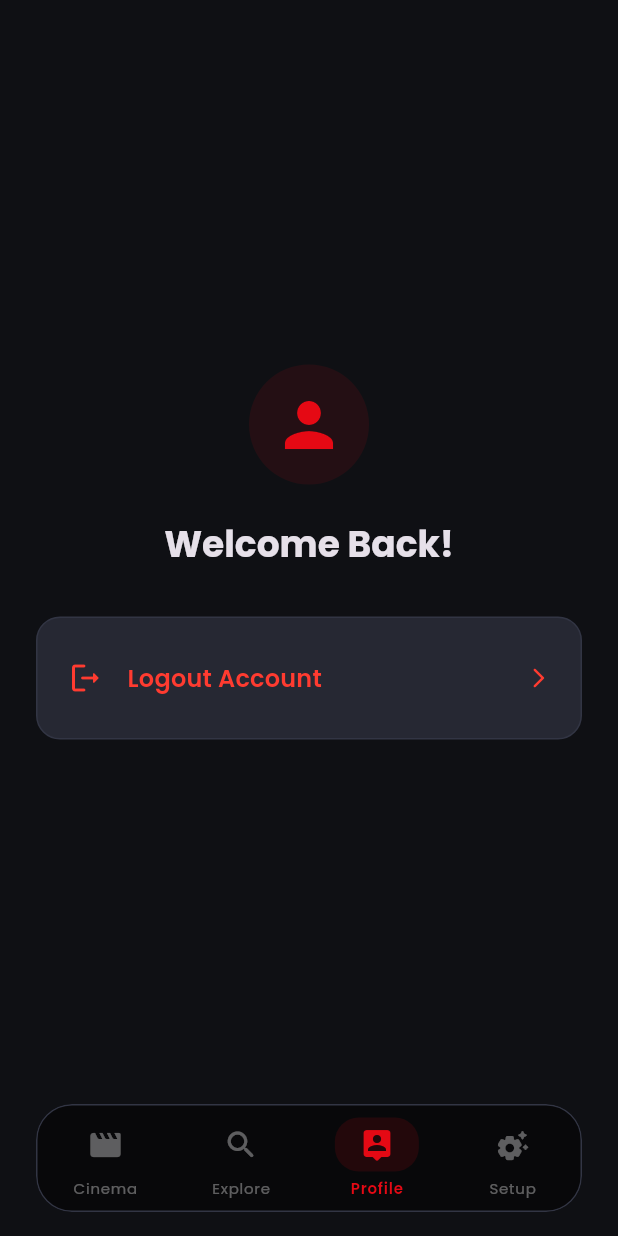
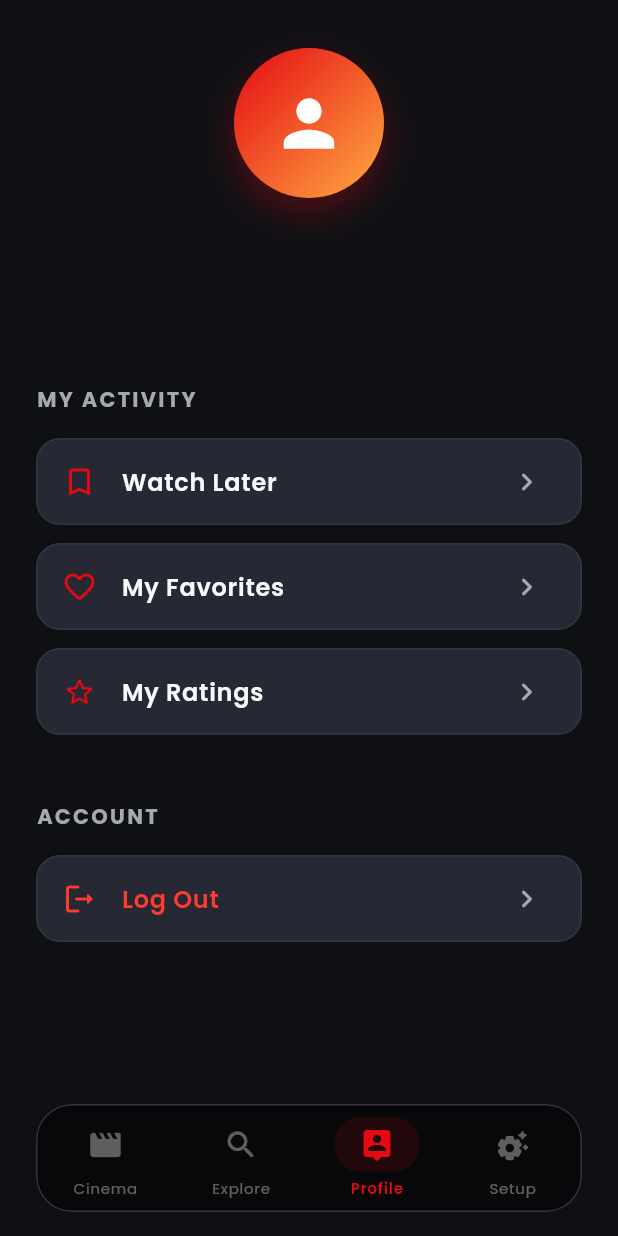
Before and after one commit to apollocked/My-Movie-App, a Flutter app: the ProfilePage screen opened by its route, on a phone screen of 412 x 824 dp. Run offline on Flutter 3.47's test engine with Material 3 defaults, Android fonts, the phone set to English and light mode, and no system bars; our stand-ins replace cloud_firestore, dio, firebase_auth, firebase_core, flutter_bloc, flutter_dotenv and 6 more; accounts and stored records are empty; generated files the repository leaves out were written again; network calls fail.

Commit message:
Fix : route errors

```diff
--- a/lib/core/routing/app_router.dart
+++ b/lib/core/routing/app_router.dart
@@ -11,6 +11,7 @@ import '../../features/auth/presentation/pages/sigin_up_page.dart';
 import '../../features/auth/presentation/pages/onboarding/onboarding_page.dart';
 import '../../features/movies/presentation/pages/settings_page.dart';
 import '../../features/movies/presentation/pages/movie_detail_page.dart';
+import '../../features/movies/presentation/pages/collection_page.dart';
 import '../../features/auth/presentation/blocs/auth_bloc.dart';
 import '../../features/auth/presentation/blocs/auth_state.dart';
 import 'not_found_page.dart';
@@ -32,18 +33,18 @@ class AppRouter {
           state.uri.path == '/login' ||
           state.uri.path == '/signup';
 
-      // If initial state, redirect to onboarding
-      if (authState is AuthInitial && !isOnAuthRoute) {
+      // If initial state or unauthenticated, redirect to onboarding if not already there
+      if ((authState is AuthInitial || authState is Unauthenticated) && !isOnAuthRoute) {
         return '/onboarding';
       }
 
       // If on auth routes and authenticated, go to home
-      if ((authState is Authenticated || authState is AuthGuest) &&
-          isOnAuthRoute) {
+      // (We allow AuthGuest to stay on auth routes so they can login/signup if they want)
+      if (authState is Authenticated && isOnAuthRoute) {
         return '/';
       }
 
-      // Guest attempting to access profile should go to onboarding
+      // Guest attempting to access profile should go to onboarding (Auth Page)
       if (state.uri.path == '/profile' && authState is AuthGuest) {
         return '/onboarding';
       }
@@ -128,6 +129,19 @@ class AppRouter {
           return MovieDetailPage(movie: movie);
         },
       ),
+      GoRoute(
+        path: '/collection/:type',
+        name: 'collection',
+        parentNavigatorKey: _rootNavigatorKey,
+        builder: (context, state) {
+          final type = state.pathParameters['type']!;
+          String title = 'Collection';
+          if (type == 'watch_later') title = 'Watch Later';
+          if (type == 'favorites') title = 'My Favorites';
+          if (type == 'ratings') title = 'My Ratings';
+          return CollectionPage(title: title, collectionPath: type);
+        },
+      ),
     ],
   );
 }
--- a/lib/features/auth/presentation/pages/profile_page.dart
+++ b/lib/features/auth/presentation/pages/profile_page.dart
@@ -22,128 +22,166 @@ class ProfilePage extends StatelessWidget {
             }
 
             if (state is AuthGuest) {
+              return _buildGuestView(context, theme);
+            }
+
+            if (state is Authenticated) {
+              final user = state.user;
+              return ListView(
+                padding: const EdgeInsets.symmetric(horizontal: 24, vertical: 32),
+                children: [
+                  // User Header
+                  Center(
+                    child: Column(
+                      children: [
+                        Container(
+                          width: 100,
+                          height: 100,
+                          decoration: BoxDecoration(
+                            shape: BoxShape.circle,
+                            gradient: LinearGradient(
+                              colors: [theme.primaryColor, Colors.orangeAccent],
+                              begin: Alignment.topLeft,
+                              end: Alignment.bottomRight,
+                            ),
+                            boxShadow: [
+                              BoxShadow(
+                                color: theme.primaryColor.withValues(alpha: 0.3),
+                                blurRadius: 20,
+                                offset: const Offset(0, 10),
+                              )
+                            ],
+                          ),
+                          child: const Icon(Icons.person, size: 50, color: Colors.white),
+                        ),
+                        const SizedBox(height: 20),
+                        Text(
+                          user.displayName ?? 'CineVault Moviegoer',
+                          style: theme.textTheme.headlineSmall?.copyWith(fontWeight: FontWeight.bold),
+                        ),
+                        const SizedBox(height: 4),
+                        Text(
+                          user.email,
+                          style: theme.textTheme.bodyMedium?.copyWith(color: theme.hintColor),
+                        ),
+                      ],
+                    ),
+                  ),
+                  const SizedBox(height: 48),
+
+                  _buildSectionHeader(theme, 'My Activity'),
+                  const SizedBox(height: 16),
+
+                  _buildProfileTile(
+                    theme: theme,
+                    icon: Icons.bookmark_outline_rounded,
+                    title: 'Watch Later',
+                    onTap: () => context.push('/collection/watch_later'),
+                  ),
+                  _buildProfileTile(
+                    theme: theme,
+                    icon: Icons.favorite_outline_rounded,
+                    title: 'My Favorites',
+                    onTap: () => context.push('/collection/favorites'),
+                  ),
+                  _buildProfileTile(
+                    theme: theme,
+                    icon: Icons.star_outline_rounded,
+                    title: 'My Ratings',
+                    onTap: () => context.push('/collection/ratings'),
+                  ),
+
+                  const SizedBox(height: 32),
+                  _buildSectionHeader(theme, 'Account'),
+                  const SizedBox(height: 16),
+
+                  _buildProfileTile(
+                    theme: theme,
+                    icon: Icons.logout_rounded,
+                    title: 'Log Out',
+                    isDestructive: true,
+                    onTap: () {
+                      context.read<AuthBloc>().add(const LogoutRequested());
+                    },
+                  ),
+                ],
+              );
+            }
+
+            return const SizedBox.shrink();
+          },
+        ),
+      ),
+    );
+  }
+
+  Widget _buildSectionHeader(ThemeData theme, String title) {
+    return Text(
+      title.toUpperCase(),
+      style: theme.textTheme.labelLarge?.copyWith(
+        color: theme.hintColor,
+        letterSpacing: 1.5,
+        fontWeight: FontWeight.bold,
+      ),
+    );
+  }
+
+  Widget _buildProfileTile({
+    required ThemeData theme,
+    required IconData icon,
+    required String title,
+    required VoidCallback onTap,
+    bool isDestructive = false,
+  }) {
+    final color = isDestructive ? theme.colorScheme.error : theme.textTheme.bodyLarge?.color;
+
+    return Container(
+      margin: const EdgeInsets.only(bottom: 12),
+      decoration: BoxDecoration(
+        color: theme.cardColor,
+        borderRadius: BorderRadius.circular(16),
+        border: Border.all(color: theme.dividerColor),
+      ),
+      child: ListTile(
+        onTap: onTap,
+        leading: Icon(icon, color: isDestructive ? theme.colorScheme.error : theme.primaryColor),
+        title: Text(
+          title,
+          style: TextStyle(color: color, fontWeight: FontWeight.w600, fontSize: 16),
+        ),
+        trailing: Icon(Icons.chevron_right_rounded, color: theme.hintColor),
+      ),
+    );
+  }
+
+  Widget _buildGuestView(BuildContext context, ThemeData theme) {
     return Center(
       child: Padding(
         padding: const EdgeInsets.all(24.0),
         child: Column(
           mainAxisAlignment: MainAxisAlignment.center,
           children: [
-                      Icon(Icons.account_circle_outlined,
-                          size: 80, color: theme.primaryColor),
+            Icon(Icons.account_circle_outlined, size: 80, color: theme.primaryColor),
             const SizedBox(height: 16),
-                      Text('Browsing as Guest',
-                          style: theme.textTheme.headlineSmall
-                              ?.copyWith(fontWeight: FontWeight.bold)),
+            Text('Browsing as Guest', style: theme.textTheme.headlineSmall?.copyWith(fontWeight: FontWeight.bold)),
             const SizedBox(height: 8),
             Text(
               'Sign up or log in to access personalized features like ratings, watch lists, and saved movies.',
               textAlign: TextAlign.center,
-                        style: theme.textTheme.bodyMedium
-                            ?.copyWith(color: theme.hintColor),
+              style: theme.textTheme.bodyMedium?.copyWith(color: theme.hintColor),
             ),
             const SizedBox(height: 32),
-                      Column(
-                        children: [
             ElevatedButton(
               style: ElevatedButton.styleFrom(
                 minimumSize: const Size.fromHeight(54),
-                              backgroundColor: theme.primaryColor,
-                              foregroundColor: theme.colorScheme.onPrimary,
-                              shape: RoundedRectangleBorder(
-                                  borderRadius: BorderRadius.circular(16)),
+                shape: RoundedRectangleBorder(borderRadius: BorderRadius.circular(16)),
               ),
               onPressed: () => context.go('/login'),
-                            child: Text(
-                              'Log In',
-                              style: theme.textTheme.titleMedium?.copyWith(
-                                    fontWeight: FontWeight.bold,
-                                    color: theme.colorScheme.onPrimary,
-                                  ) ??
-                                  const TextStyle(
-                                    fontSize: 16,
-                                    fontWeight: FontWeight.bold,
-                                  ),
-                            ),
-                          ),
-                          const SizedBox(height: 12),
-                          OutlinedButton(
-                            style: OutlinedButton.styleFrom(
-                              minimumSize: const Size.fromHeight(54),
-                              side: BorderSide(
-                                color: theme.dividerColor,
-                                width: 1.5,
-                              ),
-                              shape: RoundedRectangleBorder(
-                                  borderRadius: BorderRadius.circular(16)),
-                            ),
-                            onPressed: () => context.go('/signup'),
-                            child: Text(
-                              'Create Account',
-                              style: TextStyle(
-                                color: theme.primaryColor,
-                                fontSize: 16,
-                                fontWeight: FontWeight.bold,
-                              ),
-                            ),
-                          ),
-                        ],
+              child: const Text('Log In', style: TextStyle(fontWeight: FontWeight.bold, fontSize: 16)),
             ),
           ],
         ),
       ),
     );
   }
-
-            return Center(
-              child: Padding(
-                padding: const EdgeInsets.all(24.0),
-                child: Column(
-                  mainAxisAlignment: MainAxisAlignment.center,
-                  children: [
-                    Container(
-                      padding: const EdgeInsets.all(16),
-                      decoration: BoxDecoration(
-                        color: theme.primaryColor.withValues(alpha: 0.1),
-                        shape: BoxShape.circle,
-                      ),
-                      child: Icon(Icons.person,
-                          size: 48, color: theme.primaryColor),
-                    ),
-                    const SizedBox(height: 24),
-                    Text('Welcome Back!',
-                        style: theme.textTheme.headlineSmall
-                            ?.copyWith(fontWeight: FontWeight.bold)),
-                    const SizedBox(height: 32),
-                    Container(
-                      decoration: BoxDecoration(
-                        color: theme.cardColor,
-                        borderRadius: BorderRadius.circular(16),
-                        border: Border.all(color: theme.dividerColor),
-                      ),
-                      child: ListTile(
-                        contentPadding: const EdgeInsets.symmetric(
-                            horizontal: 20, vertical: 12),
-                        leading: Icon(Icons.logout_rounded,
-                            color: theme.colorScheme.error),
-                        title: Text('Logout Account',
-                            style: theme.textTheme.titleMedium?.copyWith(
-                              color: theme.colorScheme.error,
-                              fontWeight: FontWeight.w600,
-                            )),
-                        trailing: Icon(Icons.arrow_forward_ios_rounded,
-                            size: 16, color: theme.colorScheme.error),
-                        onTap: () {
-                          context.read<AuthBloc>().add(const LogoutRequested());
-                        },
-                      ),
-                    ),
-                  ],
-                ),
-              ),
-            );
-          },
-        ),
-      ),
-    );
 }
-}
--- a/lib/features/movies/presentation/logic/movie_bloc/movie_bloc.dart
+++ b/lib/features/movies/presentation/logic/movie_bloc/movie_bloc.dart
@@ -94,6 +94,7 @@ class MovieBloc extends Bloc<MovieEvent, MovieState> {
         'backdropPath': event.movie.backdropPath,
         'releaseDate': event.movie.releaseDate,
         'voteAverage': event.movie.voteAverage,
+        'timestamp': FieldValue.serverTimestamp(),
       });
     }
   }
@@ -119,6 +120,7 @@ class MovieBloc extends Bloc<MovieEvent, MovieState> {
         'backdropPath': event.movie.backdropPath,
         'releaseDate': event.movie.releaseDate,
         'voteAverage': event.movie.voteAverage,
+        'timestamp': FieldValue.serverTimestamp(),
       });
     }
   }
@@ -134,6 +136,8 @@ class MovieBloc extends Bloc<MovieEvent, MovieState> {
     await docRef.set({
       'id': event.movie.id,
       'title': event.movie.title,
+      'posterPath': event.movie.posterPath,
+      'voteAverage': event.movie.voteAverage,
       'rating': event.rating,
       'timestamp': FieldValue.serverTimestamp(),
     });
```
Also changed, not shown: lib/features/movies/presentation/pages/collection_page.dart (added, +152 -0 lines), lib/features/movies/presentation/pages/movie_detail_page.dart (+111 -60 lines), lib/features/movies/presentation/pages/search_page.dart (+17 -8 lines). Lines whose indentation alone changed are shown as unchanged.
